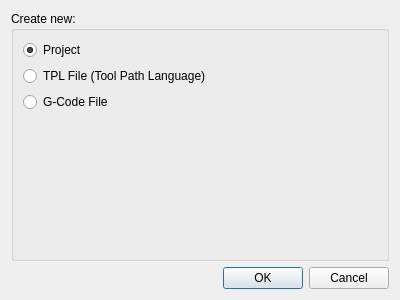
Above: qt/new_dialog.ui from CauldronDevelopmentLLC/CAMotics before the change. Below: the same form after it.
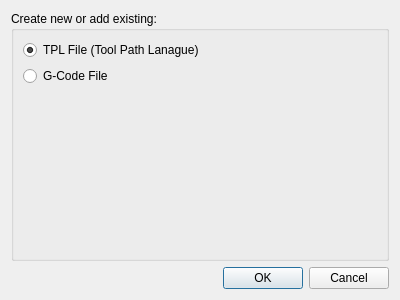
That is the form after the change.

Commit message: Simplify project/file new/open

What changed in the file:
```diff
--- a/qt/new_dialog.ui
+++ b/qt/new_dialog.ui
@@ -17,26 +17,22 @@
    <item>
     <widget class="QGroupBox" name="groupBox">
      <property name="title">
-      <string>Create new:</string>
+      <string>Create new or add existing:</string>
      </property>
      <layout class="QVBoxLayout" name="verticalLayout_2">
       <item>
-       <widget class="QRadioButton" name="newProjectRadioButton">
+       <widget class="QRadioButton" name="newTPLRadioButton">
+        <property name="toolTip">
+         <string>Create a new TPL file by selecting a non-existing filename or select an exsiting TPL file and add it to the current project.</string>
+        </property>
         <property name="text">
-         <string>Project</string>
+         <string>TPL File (Tool Path Lanague)</string>
         </property>
         <property name="checked">
          <bool>true</bool>
         </property>
        </widget>
       </item>
-      <item>
-       <widget class="QRadioButton" name="newTPLRadioButton">
-        <property name="text">
-         <string>TPL File (Tool Path Language)</string>
-        </property>
-       </widget>
-      </item>
       <item>
        <widget class="QRadioButton" name="newGCodeRadioButton">
         <property name="text">
@@ -52,7 +48,7 @@
         <property name="sizeHint" stdset="0">
          <size>
           <width>20</width>
-          <height>120</height>
+          <height>150</height>
          </size>
         </property>
        </spacer>
```
Left out of the diff: 8 changed lines with no effect on the pictures. The commit also changes 4 other files.
